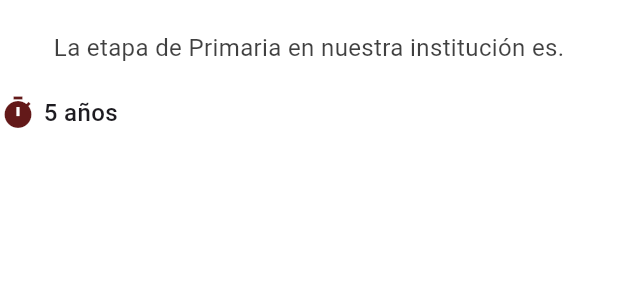
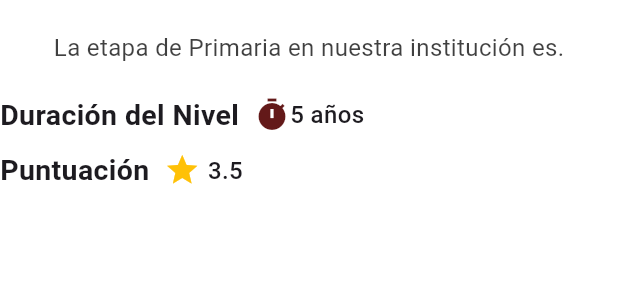
Before and after one commit to ValerioGomez/app-iecarlosferminfitzcarrald, a Flutter app: the DescripccionSeccion widget shown alone on an empty page, opened directly, on a phone screen of 412 x 824 dp. Shown: the top 300 px of the screen. Run offline on Flutter 3.47's test engine with Material 3 defaults, Android fonts, the phone set to English and light mode, and no system bars.

Commit message:
terminando diseño

```diff
--- a/colegio_fitzcarrald/lib/widgets/seccionDescrip.dart
+++ b/colegio_fitzcarrald/lib/widgets/seccionDescrip.dart
@@ -18,13 +18,44 @@ class DescripccionSeccion extends StatelessWidget {
           SizedBox(height: 20),
           Row(
             children: [
+              Text(
+                "Duración del Nivel  ",
+                style: TextStyle(
+                  fontSize: 19,
+                  fontWeight: FontWeight.w600,
+                ),
+              ),
               Icon(
                 Icons.timer,
                 color: Color(0xFF631919),
               ),
+              SizedBox(height: 5),
+              Text(
+                "5 años",
+                style: TextStyle(
+                  fontSize: 16,
+                  fontWeight: FontWeight.w500,
+                ),
+              ),
+            ],
+          ),
+          SizedBox(height: 10),
+          Row(
+            children: [
+              Text(
+                "Puntuación  ",
+                style: TextStyle(
+                  fontSize: 19,
+                  fontWeight: FontWeight.w600,
+                ),
+              ),
+              Icon(
+                Icons.star,
+                color: Colors.amber,
+              ),
               SizedBox(width: 5),
               Text(
-                "5 años",
+                "3.5",
                 style: TextStyle(
                   fontSize: 16,
                   fontWeight: FontWeight.w500,
```
